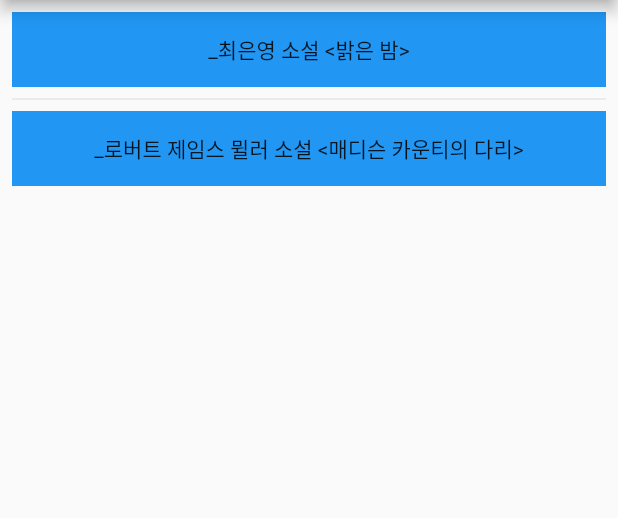
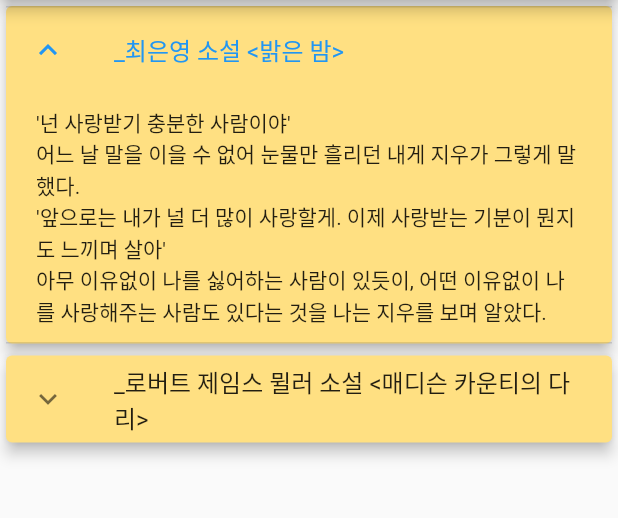
Before and after one commit to LeeJiH-yun/flutter_ljh, a Flutter app: the textList screen opened directly, after a tap on "_최은영 소설 <밝은 밤>", on a phone screen of 412 x 824 dp, the part 84-602 px from its top. Run offline on Flutter 3.47's test engine with Material 2 defaults, Android fonts, the phone set to English and light mode, and no system bars; our stand-ins replace table_calendar.

Commit message:
기록탭의 목록 구성 및 날짜 선택시 데이터 있으면 이동하도록 처리

```diff
--- a/lib/main.dart
+++ b/lib/main.dart
@@ -5,7 +5,7 @@ import 'package:write_jh/pages/calendar.dart';
 import 'package:write_jh/pages/myPage.dart';
 
 void main() { //플러터 앱 실행의 시작
-  initializeDateFormatting('ko-KR', null);
+  initializeDateFormatting('ko-KR', null); //기본 언어 초기화
   runApp(MyApp()); //MyApp은 클래스 이름으로 바꿔줄 수 있다.
 }
 
@@ -42,6 +42,7 @@ class MainHome extends StatefulWidget {
 class MainHomeState extends State<MainHome> {
   int _selectedIndex = 0;
   static List<Widget> pages = [Home(),Calendar(),myPage()]; //탭 선택시 이동할 화면 class
+
   void _onItemTapped(int index) {
     setState(() {
       _selectedIndex = index;
@@ -85,7 +86,7 @@ class MainHomeState extends State<MainHome> {
             label: '마이페이지',
           ),
         ],
-      ),
+      )
     );
   }
 }
--- a/lib/pages/calendar.dart
+++ b/lib/pages/calendar.dart
@@ -1,5 +1,6 @@
 import 'package:flutter/material.dart';
 import 'package:table_calendar/table_calendar.dart';
+import 'package:intl/intl.dart';
 import 'package:intl/date_symbol_data_local.dart';
 import 'package:write_jh/pages/textList.dart';
 
@@ -15,6 +16,8 @@ class _CalendarState extends State<Calendar> {
     DateTime.utc(2022,7,13) : [ Event('title'), Event('title2')],
     DateTime.utc(2022,7,14) : [ Event('title3')],
   };
+  List<String> dateArray = ['2022-07-13', '2022-07-14']; //값이 있을 때만 화면 이동 시키기 위해 테스트
+
   List<Event> _getEventsForDay(DateTime day) {
     return events[day] ?? [];
   }
@@ -43,17 +46,25 @@ class _CalendarState extends State<Calendar> {
                 titleCentered: true,
               ),
               onDaySelected: (DateTime selectedDay, DateTime focusedDay) {
-                //if () {
-                  //값이 있을 때만 이동시킨다.
-                  Navigator.push(context, MaterialPageRoute(builder: (context)=>textList()));
-                //}
-                // else {
-                //   setState(() {
-                //     //선택된 날짜의 상태를 갱신한다.
-                //     this.selectedDay = selectedDay;
-                //     this.focusedDay = focusedDay;
-                //   });
-                // }
+                //selectedDay는 [yyyy-MM-dd 00:00:00.000Z]로 값이 나와서 비교할 수가 없었다.
+                //그래서 날짜형식을 다음과 같이 지정했다.
+                final DateTime now = selectedDay; //선택한 날짜의 값을 변경시키기 위함이므로 selectedDay를 넣었따.
+                final DateFormat formatter = DateFormat('yyyy-MM-dd');
+                final String formatted = formatter.format(now);
+
+                for (var i = 0; i < dateArray.length; i++) {
+                  if (dateArray[i] == formatted) {
+                    Navigator.push(context, MaterialPageRoute(builder: (context)=>textList()));
+                  }
+                  else {
+                    setState(() {
+                        //선택된 날짜의 상태를 갱신한다.
+                        print(selectedDay);
+                        this.selectedDay = selectedDay;
+                        this.focusedDay = focusedDay;
+                      });
+                  }
+                }
               },
               selectedDayPredicate: (DateTime day) {
                 //selectedDay 와 동일한 날짜의 모양을 바꿔준다.
--- a/lib/pages/textList.dart
+++ b/lib/pages/textList.dart
@@ -7,12 +7,11 @@ class textList extends StatefulWidget {
 
 class _textListState extends State<textList> {
   List<Map> mapArray = [
-    {"title": "'넌 사랑받기 충분한 사람이야'\n어느 날 말을 이을 수 없어 눈물만 흘리던 내게 지우가 그렇게 말했다.\n'앞으로는 내가 널 더 많이 사랑할게. 이제 사랑받는 기분이 뭔지도 느끼며 살아'\n아무 이유없이 나를 싫어하는 사람이 있듯이, 어떤 이유없이 나를 사랑해주는 사람도 있다는 것을 나는 지우를 보며 알았다",
+    {"id": 0, "title": "'넌 사랑받기 충분한 사람이야'\n어느 날 말을 이을 수 없어 눈물만 흘리던 내게 지우가 그렇게 말했다.\n'앞으로는 내가 널 더 많이 사랑할게. 이제 사랑받는 기분이 뭔지도 느끼며 살아'\n아무 이유없이 나를 싫어하는 사람이 있듯이, 어떤 이유없이 나를 사랑해주는 사람도 있다는 것을 나는 지우를 보며 알았다.",
     "writeUser": "_최은영 소설 <밝은 밤>"},
-    {"title": "그 길은 정말 이상한 곳이오.\n8월의 어느 날, 길을 따라가다가 고개를 들어보니 당신이 잔디밭을 지나 내 트럭으로 다가오고 있었소. 되돌아보면 피할 수 없는 일이었던 듯 싶소.\n달리는 될 수가 없었던 것 같소.",
+    {"id": 1, "title": "그 길은 정말 이상한 곳이오.\n8월의 어느 날, 길을 따라가다가 고개를 들어보니 당신이 잔디밭을 지나 내 트럭으로 다가오고 있었소. 되돌아보면 피할 수 없는 일이었던 듯 싶소.\n달리는 될 수가 없었던 것 같소.",
       "writeUser": "_로버트 제임스 뮐러 소설 <매디슨 카운티의 다리>"},
   ];
-  var selectedIndex;
 
   @override
   Widget build(BuildContext context) {
@@ -21,25 +20,27 @@ class _textListState extends State<textList> {
         title: Text('그리다, 글'),
         centerTitle: true,
       ),
-      body: ListView.separated(
-        padding: const EdgeInsets.all(8),
+      body: ListView.builder(
         itemCount: mapArray.length,
-        itemBuilder:
-          (context, index)=>InkWell(
-            onTap: () {
-              setState(() {
-                selectedIndex = index;
-              });
-            },
-            child: Container(
-              height: 50,
-              color: Colors.blue,
-              child: Center(
-                  child: Text(mapArray[index]["writeUser"])
-              ),
-            ),
-        ),
-        separatorBuilder: (BuildContext context, int index) => const Divider(),
+        itemBuilder: (_, index) {
+          final item = mapArray[index];
+          return Card(
+              // this key is required to save and restore ExpansionTile expanded state
+              key: PageStorageKey(item['id']),
+              color: Colors.amber.shade200,
+              elevation: 4,
+              child: ExpansionTile(
+                controlAffinity: ListTileControlAffinity.leading,
+                childrenPadding: const EdgeInsets.symmetric(vertical: 10, horizontal: 20),
+                expandedCrossAxisAlignment: CrossAxisAlignment.end,
+                maintainState: true,
+                title: Text(item['writeUser']),
+                children: [
+                  Text(item['title']),
+                ]
+              )
+          );
+        },
       )
     );
   }
```
